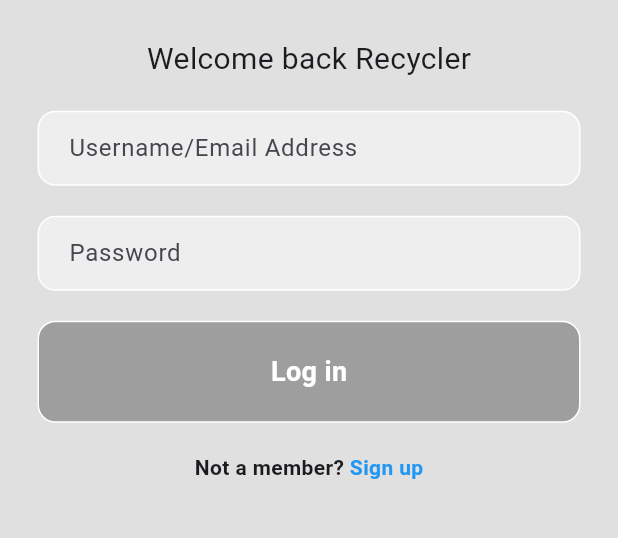
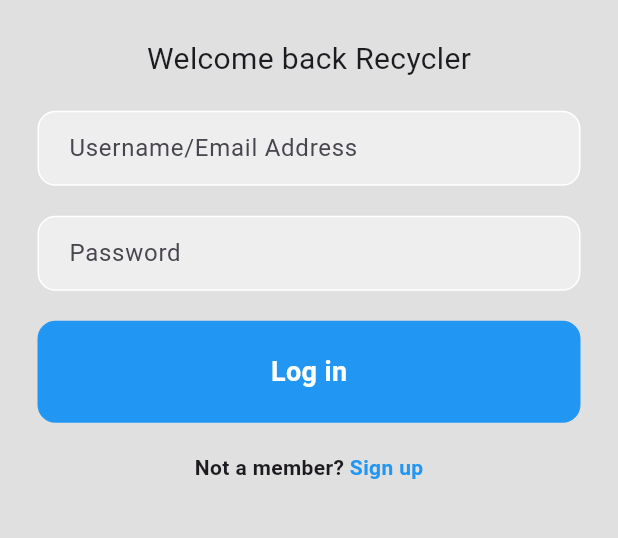
Before and after one commit to rkareem2/Clean-Cycle_flutter-app, a Flutter app: the screen it shows after launch, on a phone screen of 412 x 824 dp, the part 409-947 px from its top. Run offline on Flutter 3.47's test engine with Material 3 defaults, Android fonts, the phone set to English and light mode, and no system bars.

Commit message:
changing the color(blue)

```diff
--- a/clean_cycle/lib/components/my_button.dart
+++ b/clean_cycle/lib/components/my_button.dart
@@ -5,10 +5,10 @@ class MyButton extends StatelessWidget {
   final String text;
 
   const MyButton({
-    Key? key,
+    super.key,
     required this.text,
     required this.onTap,
-  }) : super(key: key);
+  });
 
   @override
   Widget build(BuildContext context) {
@@ -18,8 +18,8 @@ class MyButton extends StatelessWidget {
         padding: const EdgeInsets.symmetric(horizontal: 25.0),
         child: Container(
           decoration: BoxDecoration(
-            color: Colors.grey,
-            border: Border.all(color: Colors.white),
+            color: Colors.blue,
+            border: Border.all(color: Colors.blue),
             borderRadius: BorderRadius.circular(12),
           ),
           child: Padding(
```
